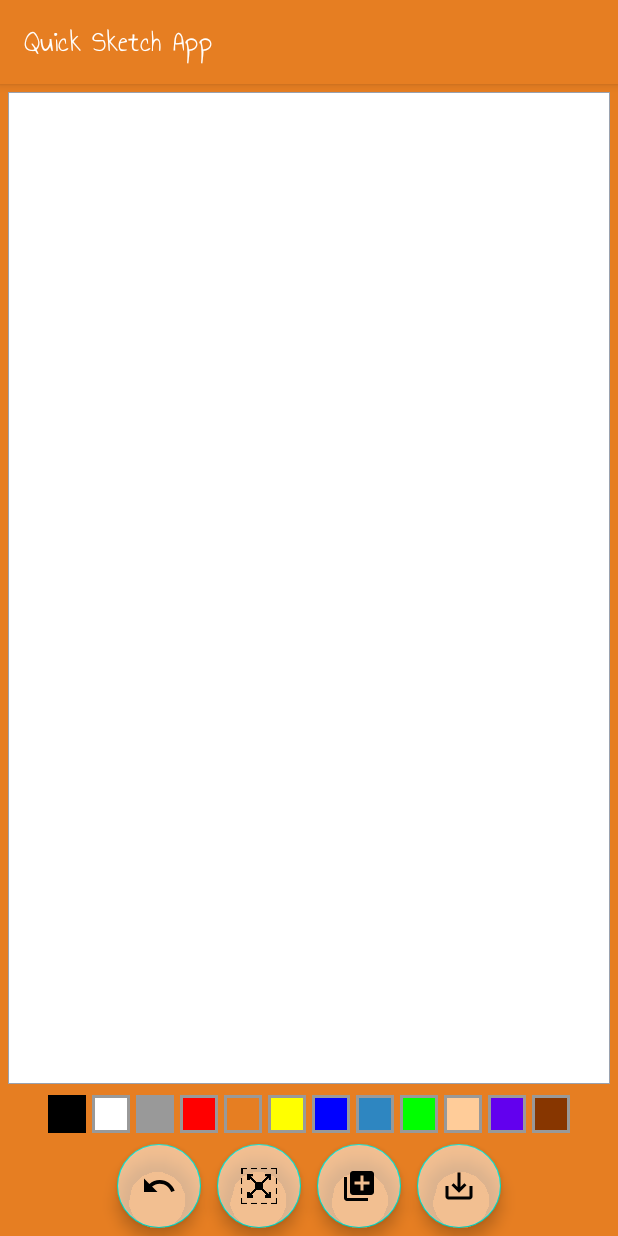
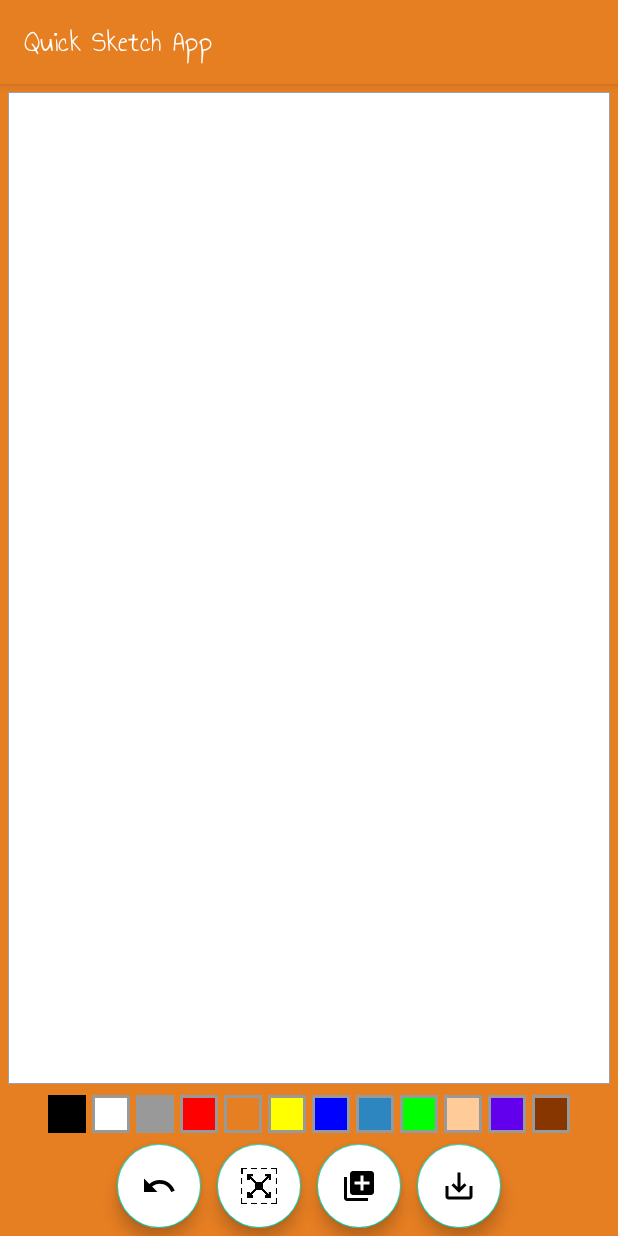
Before and after one commit to denzelbell/QuickSketch, an Android app: the screen it shows after launch (MainActivity), on a phone screen of 412 x 824 dp. Run offline under Robolectric (Android 15) with nearby library versions, the phone set to English and light mode, and no system bars.

Commit message:
- Updated buttons due to visibility issues.

```diff
--- a/app/src/main/res/layout/activity_main.xml
+++ b/app/src/main/res/layout/activity_main.xml
@@ -202,7 +202,7 @@
             android:contentDescription="undo"
             android:scaleType="fitXY"
             android:layout_margin="5dp"
-            android:backgroundTint="#80ffffff"
+            android:backgroundTint="@color/white"
             />
 
         <com.google.android.material.floatingactionbutton.FloatingActionButton
@@ -213,7 +213,7 @@
             android:contentDescription="brush_size"
             android:scaleType="fitXY"
             android:layout_margin="5dp"
-            android:backgroundTint="#80ffffff"
+            android:backgroundTint="@color/white"
             />
 
         <com.google.android.material.floatingactionbutton.FloatingActionButton
@@ -224,7 +224,7 @@
             android:contentDescription="gallery"
             android:layout_margin="5dp"
             android:scaleType="fitXY"
-            android:backgroundTint="#80ffffff"
+            android:backgroundTint="@color/white"
             />
 
         <com.google.android.material.floatingactionbutton.FloatingActionButton
@@ -235,7 +235,7 @@
             android:contentDescription="download"
             android:layout_margin="5dp"
             android:scaleType="fitXY"
-            android:backgroundTint="#80ffffff"
+            android:backgroundTint="@color/white"
             />
 
     </LinearLayout>
```
